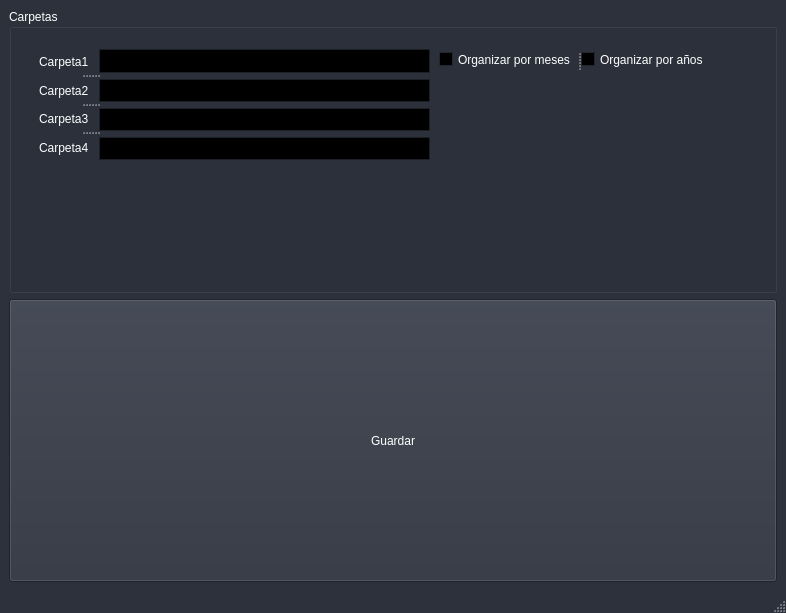
Before: the Qt Designer form ui/configWindow.ui in corzelito/TheOrganizer, drawn with Qt 5.
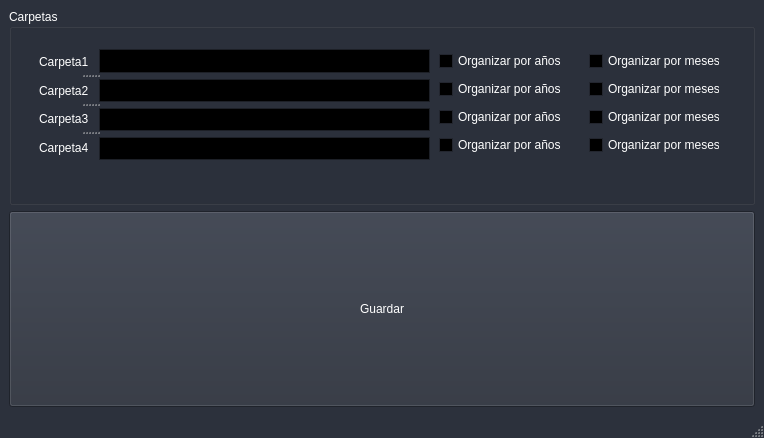
After: the same form once the commit is applied.

Commit message: More checks and more config changes

The edit to the form file:
```diff
--- a/ui/configWindow.ui
+++ b/ui/configWindow.ui
@@ -9,8 +9,8 @@
             <rect>
                 <x>0</x>
                 <y>0</y>
-                <width>786</width>
-                <height>613</height>
+                <width>764</width>
+                <height>438</height>
             </rect>
         </property>
         <property name="sizePolicy">
@@ -439,7 +439,7 @@
         </property>
         <widget class="QWidget" name="centralwidget">
             <layout class="QGridLayout" name="gridLayout">
-                <item row="2" column="1">
+                <item row="3" column="1">
                     <widget class="QPushButton" name="saveButton">
                         <property name="maximumSize">
                             <size>
@@ -452,7 +452,7 @@
                         </property>
                     </widget>
                 </item>
-                <item row="1" column="1">
+                <item row="0" column="1">
                     <widget class="QGroupBox" name="groupBox">
                         <property name="title">
                             <string>Carpetas</string>
@@ -490,6 +490,86 @@
                                 </property>
                             </widget>
                         </widget>
+                        <widget class="QWidget" name="">
+                            <property name="geometry">
+                                <rect>
+                                    <x>580</x>
+                                    <y>40</y>
+                                    <width>131</width>
+                                    <height>111</height>
+                                </rect>
+                            </property>
+                            <layout class="QVBoxLayout" name="verticalLayout_3">
+                                <item>
+                                    <widget class="QCheckBox" name="chkorganizeByMonthFolder1">
+                                        <property name="text">
+                                            <string>Organizar por meses</string>
+                                        </property>
+                                    </widget>
+                                </item>
+                                <item>
+                                    <widget class="QCheckBox" name="chkorganizeByMonthFolder2">
+                                        <property name="text">
+                                            <string>Organizar por meses</string>
+                                        </property>
+                                    </widget>
+                                </item>
+                                <item>
+                                    <widget class="QCheckBox" name="chkorganizeByMonthFolder3">
+                                        <property name="text">
+                                            <string>Organizar por meses</string>
+                                        </property>
+                                    </widget>
+                                </item>
+                                <item>
+                                    <widget class="QCheckBox" name="chkorganizeByMonthFolder4">
+                                        <property name="text">
+                                            <string>Organizar por meses</string>
+                                        </property>
+                                    </widget>
+                                </item>
+                            </layout>
+                        </widget>
+                        <widget class="QWidget" name="">
+                            <property name="geometry">
+                                <rect>
+                                    <x>430</x>
+                                    <y>40</y>
+                                    <width>131</width>
+                                    <height>111</height>
+                                </rect>
+                            </property>
+                            <layout class="QVBoxLayout" name="verticalLayout_2">
+                                <item>
+                                    <widget class="QCheckBox" name="chkorganizeByYearFolder1">
+                                        <property name="text">
+                                            <string>Organizar por años</string>
+                                        </property>
+                                    </widget>
+                                </item>
+                                <item>
+                                    <widget class="QCheckBox" name="chkorganizeByYearFolder2">
+                                        <property name="text">
+                                            <string>Organizar por años</string>
+                                        </property>
+                                    </widget>
+                                </item>
+                                <item>
+                                    <widget class="QCheckBox" name="chkorganizeByYearFolder3">
+                                        <property name="text">
+                                            <string>Organizar por años</string>
+                                        </property>
+                                    </widget>
+                                </item>
+                                <item>
+                                    <widget class="QCheckBox" name="chkorganizeByYearFolder4">
+                                        <property name="text">
+                                            <string>Organizar por años</string>
+                                        </property>
+                                    </widget>
+                                </item>
+                            </layout>
+                        </widget>
                         <widget class="QWidget" name="">
                             <property name="geometry">
                                 <rect>
@@ -2229,29 +2309,6 @@
                                 </item>
                             </layout>
                         </widget>
-                        <widget class="QSplitter" name="splitter_2">
-                            <property name="geometry">
-                                <rect>
-                                    <x>430</x>
-                                    <y>40</y>
-                                    <width>271</width>
-                                    <height>21</height>
-                                </rect>
-                            </property>
-                            <property name="orientation">
-                                <enum>Qt::Horizontal</enum>
-                            </property>
-                            <widget class="QCheckBox" name="chkorganizeByMonth">
-                                <property name="text">
-                                    <string>Organizar por meses</string>
-                                </property>
-                            </widget>
-                            <widget class="QCheckBox" name="chkorganizeByYear">
-                                <property name="text">
-                                    <string>Organizar por años</string>
-                                </property>
-                            </widget>
-                        </widget>
                     </widget>
                 </item>
             </layout>
```
Left out of the diff: 2 changed lines with no effect on the pictures. The commit also changes 5 other files.
